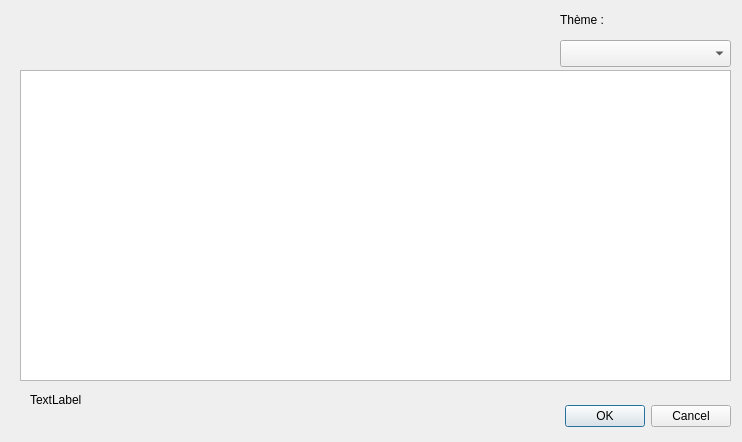
Old version of the form tellae_services_dialog_base.ui in the repository tellae/qgis-tellae-plugin.
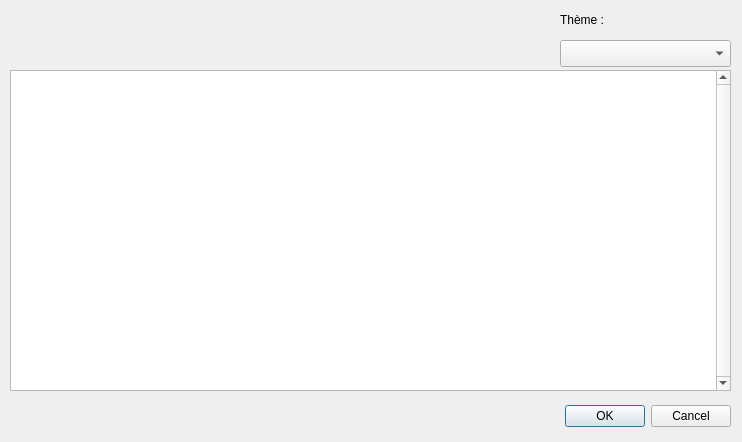
New version of the form.

Commit message: improve layers table

What changed in the file:
```diff
--- a/tellae_services_dialog_base.ui
+++ b/tellae_services_dialog_base.ui
@@ -32,12 +32,21 @@
   <widget class="QTableWidget" name="tableWidget">
    <property name="geometry">
     <rect>
-     <x>20</x>
+     <x>10</x>
      <y>70</y>
-     <width>711</width>
-     <height>311</height>
+     <width>721</width>
+     <height>321</height>
     </rect>
    </property>
+   <property name="toolTip">
+    <string/>
+   </property>
+   <property name="verticalScrollBarPolicy">
+    <enum>Qt::ScrollBarAlwaysOn</enum>
+   </property>
+   <property name="alternatingRowColors">
+    <bool>true</bool>
+   </property>
    <property name="selectionMode">
     <enum>QAbstractItemView::MultiSelection</enum>
    </property>
@@ -80,7 +89,7 @@
     </size>
    </property>
    <property name="text">
-    <string>TextLabel</string>
+    <string/>
    </property>
   </widget>
   <widget class="QComboBox" name="themeSelector">
```
Left out of the diff: 2 changed lines with no effect on the pictures. The commit also changes 1 other file.
